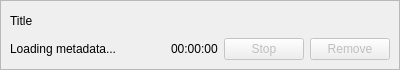
Before: the Qt Designer form components/video.ui in vehsakul/spb_elections_recorder_2019, drawn with Qt 5.
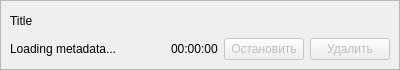
After: the same form once the commit is applied.

Patch:
```diff
--- a/components/video.ui
+++ b/components/video.ui
@@ -119,7 +119,7 @@
             </sizepolicy>
            </property>
            <property name="text">
-            <string>Stop</string>
+            <string>Остановить</string>
            </property>
           </widget>
          </item>
@@ -135,7 +135,7 @@
             </sizepolicy>
            </property>
            <property name="text">
-            <string>Remove</string>
+            <string>Удалить</string>
            </property>
           </widget>
          </item>
```
